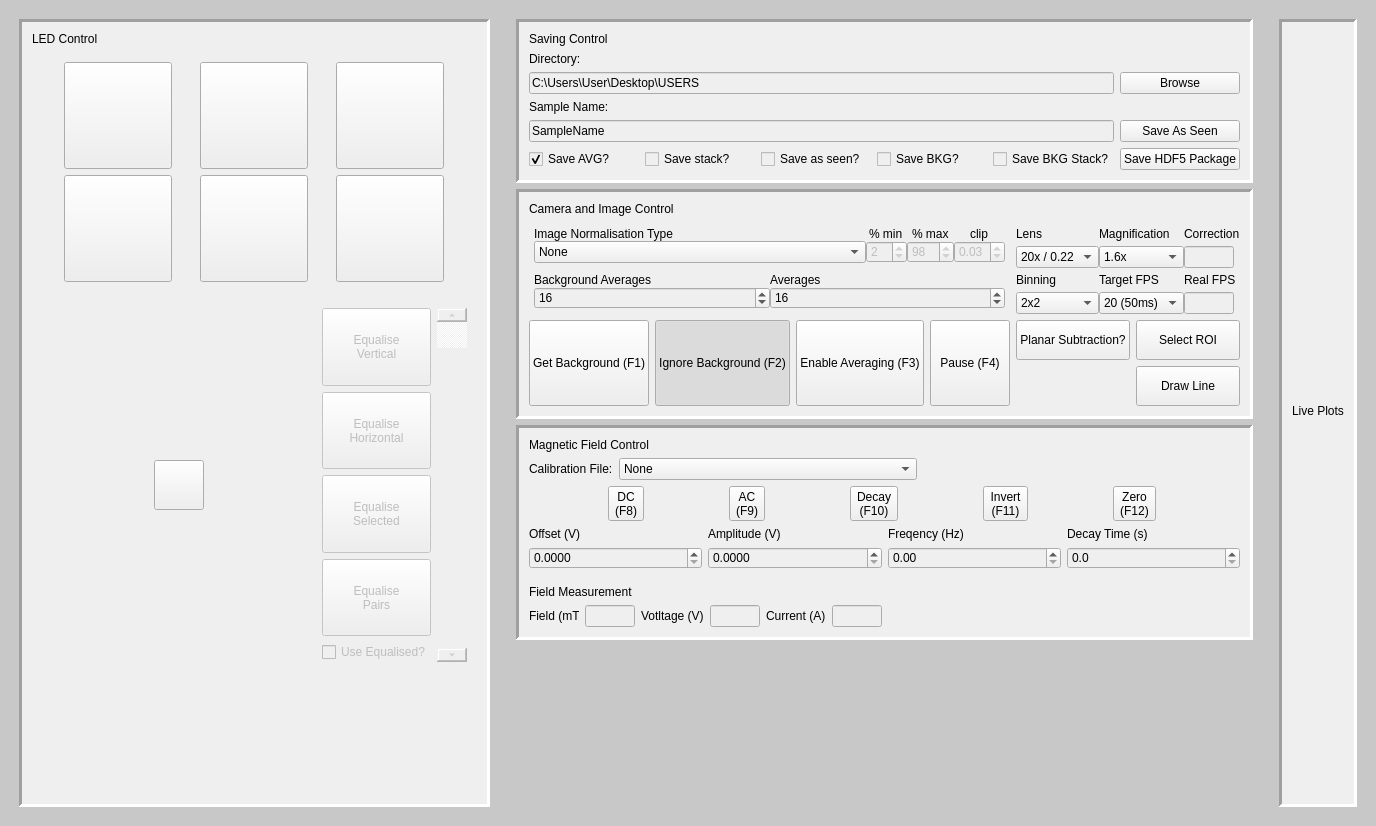
Qt form res/ArtieLab.ui (artiepoole/SpintronicsMOKE) before a commit.
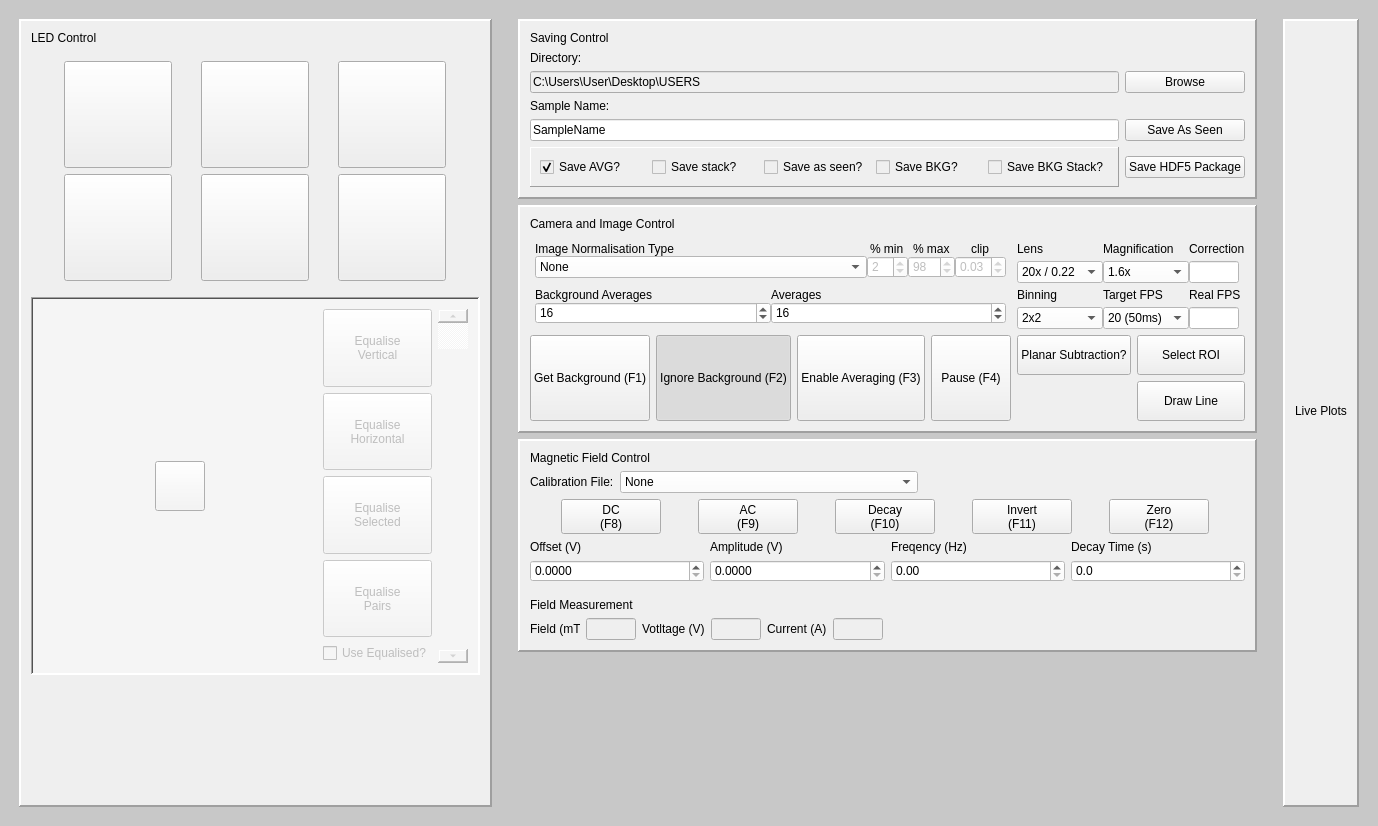
The same form after that commit. Icons and pictures are not drawn.

What changed in the file:
```diff
--- a/res/ArtieLab.ui
+++ b/res/ArtieLab.ui
@@ -6,7 +6,7 @@
    <rect>
     <x>0</x>
     <y>0</y>
-    <width>1368</width>
+    <width>1378</width>
     <height>826</height>
    </rect>
   </property>
@@ -47,10 +47,10 @@
          <enum>QFrame::Panel</enum>
         </property>
         <property name="frameShadow">
-         <enum>QFrame::Sunken</enum>
+         <enum>QFrame::Raised</enum>
         </property>
         <property name="lineWidth">
-         <number>3</number>
+         <number>2</number>
         </property>
         <layout class="QGridLayout" name="LEDCONTROL" rowstretch="1,0,0,0,0">
          <property name="leftMargin">
@@ -259,7 +259,33 @@
            </property>
           </spacer>
          </item>
+         <item row="0" column="0">
+          <widget class="QLabel" name="label_15">
+           <property name="sizePolicy">
+            <sizepolicy hsizetype="Fixed" vsizetype="Fixed">
+             <horstretch>0</horstretch>
+             <verstretch>0</verstretch>
+            </sizepolicy>
+           </property>
+           <property name="text">
+            <string>LED Control</string>
+           </property>
+          </widget>
+         </item>
          <item row="3" column="0">
+          <widget class="QFrame" name="BUTTONFRAME">
+           <property name="styleSheet">
+            <string notr="true">background-color: rgb(245,245,245)</string>
+           </property>
+           <property name="frameShape">
+            <enum>QFrame::WinPanel</enum>
+           </property>
+           <property name="frameShadow">
+            <enum>QFrame::Sunken</enum>
+           </property>
+           <property name="lineWidth">
+            <number>2</number>
+           </property>
           <layout class="QHBoxLayout" name="LEDSELECTORLAYOUT">
            <property name="leftMargin">
             <number>10</number>
@@ -816,18 +842,6 @@
             </widget>
            </item>
           </layout>
-         </item>
-         <item row="0" column="0">
-          <widget class="QLabel" name="label_15">
-           <property name="sizePolicy">
-            <sizepolicy hsizetype="Fixed" vsizetype="Fixed">
-             <horstretch>0</horstretch>
-             <verstretch>0</verstretch>
-            </sizepolicy>
-           </property>
-           <property name="text">
-            <string>LED Control</string>
-           </property>
           </widget>
          </item>
         </layout>
@@ -858,10 +872,10 @@
          <enum>QFrame::Panel</enum>
         </property>
         <property name="frameShadow">
-         <enum>QFrame::Sunken</enum>
+         <enum>QFrame::Raised</enum>
         </property>
         <property name="lineWidth">
-         <number>3</number>
+         <number>2</number>
         </property>
         <layout class="QGridLayout" name="FILEGRID">
          <property name="leftMargin">
@@ -892,6 +906,9 @@
          </item>
          <item row="4" column="0">
           <widget class="QLineEdit" name="line_prefix">
+           <property name="styleSheet">
+            <string notr="true">background-color: rgb(255,255,255)</string>
+           </property>
            <property name="text">
             <string>SampleName</string>
            </property>
@@ -912,9 +929,52 @@
            <property name="text">
             <string>Browse</string>
            </property>
+           <property name="icon">
+            <iconset>
+             <normaloff>icons/Folder.png</normaloff>icons/Folder.png</iconset>
+           </property>
+          </widget>
+         </item>
+         <item row="4" column="1">
+          <widget class="QPushButton" name="button_save_single">
+           <property name="text">
+            <string>Save As Seen</string>
+           </property>
+           <property name="icon">
+            <iconset>
+             <normaloff>icons/saveicon.png</normaloff>icons/saveicon.png</iconset>
+           </property>
+          </widget>
+         </item>
+         <item row="5" column="1">
+          <widget class="QPushButton" name="button_save_package">
+           <property name="text">
+            <string>Save HDF5 Package</string>
+           </property>
+           <property name="icon">
+            <iconset>
+             <normaloff>icons/saveicon.png</normaloff>icons/saveicon.png</iconset>
+           </property>
+          </widget>
+         </item>
+         <item row="0" column="0">
+          <widget class="QLabel" name="label_12">
+           <property name="text">
+            <string>Saving Control</string>
+           </property>
           </widget>
          </item>
          <item row="5" column="0">
+          <widget class="QFrame" name="">
+           <property name="frameShape">
+            <enum>QFrame::Panel</enum>
+           </property>
+           <property name="frameShadow">
+            <enum>QFrame::Raised</enum>
+           </property>
+           <property name="lineWidth">
+            <number>1</number>
+           </property>
           <layout class="QHBoxLayout" name="horizontalLayout_2">
            <item>
             <widget class="QCheckBox" name="check_save_avg">
@@ -955,26 +1015,6 @@
             </widget>
            </item>
           </layout>
-         </item>
-         <item row="4" column="1">
-          <widget class="QPushButton" name="button_save_single">
-           <property name="text">
-            <string>Save As Seen</string>
-           </property>
-          </widget>
-         </item>
-         <item row="5" column="1">
-          <widget class="QPushButton" name="button_save_package">
-           <property name="text">
-            <string>Save HDF5 Package</string>
-           </property>
-          </widget>
-         </item>
-         <item row="0" column="0">
-          <widget class="QLabel" name="label_12">
-           <property name="text">
-            <string>Saving Control</string>
-           </property>
           </widget>
          </item>
         </layout>
@@ -989,10 +1029,10 @@
          <enum>QFrame::Panel</enum>
         </property>
         <property name="frameShadow">
-         <enum>QFrame::Sunken</enum>
+         <enum>QFrame::Raised</enum>
         </property>
         <property name="lineWidth">
-         <number>3</number>
+         <number>2</number>
         </property>
         <layout class="QGridLayout" name="CAMERAPARENTGRID">
          <property name="leftMargin">
@@ -1180,6 +1220,9 @@
              </property>
              <item row="1" column="1">
               <widget class="QSpinBox" name="spin_foreground_averages">
+               <property name="styleSheet">
+                <string notr="true">background-color: rgb(255,255,255)</string>
+               </property>
                <property name="minimum">
                 <number>1</number>
                </property>
@@ -1203,6 +1246,9 @@
              </item>
              <item row="1" column="0">
               <widget class="QSpinBox" name="spin_background_averages">
+               <property name="styleSheet">
+                <string notr="true">QWidget{background-color: rgb(255,255,255)}</string>
+               </property>
                <property name="minimum">
                 <number>1</number>
                </property>
@@ -1240,7 +1286,9 @@
              <item row="1" column="0">
               <widget class="QComboBox" name="combo_normalisation_selector">
                <property name="styleSheet">
-                <string notr="true">QComboBox{color: rgb(0,0,0)}</string>
+                <string notr="true">QComboBox{color: rgb(0,0,0)}
+
+QWidget{background-color: rgb(255,255,255)}</string>
                </property>
                <property name="currentText">
                 <string>None</string>
@@ -1281,6 +1329,9 @@
                  <verstretch>0</verstretch>
                 </sizepolicy>
                </property>
+               <property name="styleSheet">
+                <string notr="true">background-color: rgb(255,255,255)</string>
+               </property>
                <property name="value">
                 <number>2</number>
                </property>
@@ -1297,6 +1348,9 @@
                  <verstretch>0</verstretch>
                 </sizepolicy>
                </property>
+               <property name="styleSheet">
+                <string notr="true">background-color: rgb(255,255,255)</string>
+               </property>
                <property name="minimum">
                 <number>1</number>
                </property>
@@ -1319,6 +1373,9 @@
                  <verstretch>0</verstretch>
                 </sizepolicy>
                </property>
+               <property name="styleSheet">
+                <string notr="true">background-color: rgb(255,255,255)</string>
+               </property>
                <property name="maximum">
                 <double>1.000000000000000</double>
                </property>
@@ -1390,7 +1447,9 @@
              <item row="1" column="1">
               <widget class="QComboBox" name="combo_magnification">
                <property name="styleSheet">
-                <string notr="true">QComboBox{color: rgb(0,0,0)}</string>
+                <string notr="true">QComboBox{color: rgb(0,0,0)}
+
+QWidget{background-color: rgb(255,255,255)}</string>
                </property>
                <item>
                 <property name="text">
@@ -1438,7 +1497,9 @@
              <item row="1" column="0">
               <widget class="QComboBox" name="combo_lens">
                <property name="styleSheet">
-                <string notr="true">QComboBox{color: rgb(0,0,0)}</string>
+                <string notr="true">QComboBox{color: rgb(0,0,0)}
+
+QWidget{background-color: rgb(255,255,255)}</string>
                </property>
                <item>
                 <property name="text">
@@ -1500,6 +1561,9 @@
                  <height>16777215</height>
                 </size>
                </property>
+               <property name="styleSheet">
+                <string notr="true">background-color: rgb(255,255,255)</string>
+               </property>
               </widget>
              </item>
              <item row="2" column="0">
@@ -1518,7 +1582,9 @@
              <item row="3" column="0">
               <widget class="QComboBox" name="combo_binning">
                <property name="styleSheet">
-                <string notr="true">QComboBox{color: rgb(0,0,0)}</string>
+                <string notr="true">QComboBox{color: rgb(0,0,0)}
+
+QWidget{background-color: rgb(255,255,255)}</string>
                </property>
                <property name="currentIndex">
                 <number>1</number>
@@ -1556,7 +1622,9 @@
              <item row="3" column="1">
               <widget class="QComboBox" name="combo_targetfps">
                <property name="styleSheet">
-                <string notr="true">QComboBox{color: rgb(0,0,0)}</string>
+                <string notr="true">QComboBox{color: rgb(0,0,0)}
+
+QWidget{background-color: rgb(255,255,255)}</string>
                </property>
                <item>
                 <property name="text">
@@ -1603,6 +1671,9 @@
                  <height>16777215</height>
                 </size>
                </property>
+               <property name="styleSheet">
+                <string notr="true">background-color: rgb(255,255,255)</string>
+               </property>
                <property name="readOnly">
                 <bool>true</bool>
                </property>
@@ -1674,10 +1745,10 @@
          <enum>QFrame::Panel</enum>
         </property>
         <property name="frameShadow">
-         <enum>QFrame::Sunken</enum>
+         <enum>QFrame::Raised</enum>
         </property>
         <property name="lineWidth">
-         <number>3</number>
+         <number>2</number>
         </property>
         <layout class="QGridLayout" name="MAGNETICFIELDOUTERLAYOUT">
          <property name="leftMargin">
@@ -1701,6 +1772,12 @@
             <layout class="QHBoxLayout" name="MAGBUTTONHORZ">
              <item>
               <widget class="QToolButton" name="toolButton">
+               <property name="minimumSize">
+                <size>
+                 <width>100</width>
+                 <height>0</height>
+                </size>
+               </property>
                <property name="text">
                 <string>DC
 (F8)</string>
@@ -1709,6 +1786,12 @@
              </item>
              <item>
               <widget class="QToolButton" name="toolButton_2">
+               <property name="minimumSize">
+                <size>
+                 <width>100</width>
+                 <height>0</height>
+                </size>
+               </property>
                <property name="text">
                 <string>AC
 (F9)</string>
@@ -1717,6 +1800,12 @@
              </item>
              <item>
               <widget class="QToolButton" name="toolButton_3">
+               <property name="minimumSize">
+                <size>
+                 <width>100</width>
+                 <height>0</height>
+                </size>
+               </property>
                <property name="text">
                 <string>Decay
 (F10)</string>
@@ -1725,6 +1814,12 @@
              </item>
              <item>
               <widget class="QToolButton" name="toolButton_5">
+               <property name="minimumSize">
+                <size>
+                 <width>100</width>
+                 <height>0</height>
+                </size>
+               </property>
                <property name="text">
                 <string>Invert
 (F11)</string>
@@ -1733,6 +1828,12 @@
              </item>
              <item>
               <widget class="QToolButton" name="toolButton_4">
+               <property name="minimumSize">
+                <size>
+                 <width>100</width>
+                 <height>0</height>
+                </size>
+               </property>
                <property name="text">
                 <string>Zero
 (F12)</string>
@@ -1745,6 +1846,9 @@
             <layout class="QGridLayout" name="MAGSPINFORM">
              <item row="1" column="0">
               <widget class="QDoubleSpinBox" name="spin_mag_offset">
+               <property name="styleSheet">
+                <string notr="true">QWidget{background-color: rgb(255,255,255)}</string>
+               </property>
                <property name="decimals">
                 <number>4</number>
                </property>
@@ -1758,6 +1862,9 @@
              </item>
              <item row="1" column="2">
               <widget class="QDoubleSpinBox" name="spin_mag_Freq">
+               <property name="styleSheet">
+                <string notr="true">QWidget{background-color: rgb(255,255,255)}</string>
+               </property>
                <property name="decimals">
                 <number>2</number>
                </property>
@@ -1771,6 +1878,9 @@
              </item>
              <item row="1" column="1">
               <widget class="QDoubleSpinBox" name="spin_mag_amplitude">
+               <property name="styleSheet">
+                <string notr="true">QWidget{background-color: rgb(255,255,255)}</string>
+               </property>
                <property name="decimals">
                 <number>4</number>
                </property>
@@ -1782,16 +1892,6 @@
                </property>
               </widget>
              </item>
-             <item row="1" column="3">
-              <widget class="QDoubleSpinBox" name="spin_mag_decay">
-               <property name="decimals">
-                <number>1</number>
-               </property>
-               <property name="maximum">
-                <double>1000.000000000000000</double>
-               </property>
-              </widget>
-             </item>
              <item row="0" column="0">
               <widget class="QLabel" name="label_3">
                <property name="text">
@@ -1799,6 +1899,19 @@
                </property>
               </widget>
              </item>
+             <item row="1" column="3">
+              <widget class="QDoubleSpinBox" name="spin_mag_decay">
+               <property name="styleSheet">
+                <string notr="true">QWidget{background-color: rgb(255,255,255)}</string>
+               </property>
+               <property name="decimals">
+                <number>1</number>
+               </property>
+               <property name="maximum">
+                <double>1000.000000000000000</double>
+               </property>
+              </widget>
+             </item>
              <item row="0" column="1">
               <widget class="QLabel" name="label_4">
                <property name="text">
@@ -1860,7 +1973,9 @@
               </size>
              </property>
              <property name="styleSheet">
-              <string notr="true">QComboBox{color: rgb(0,0,0)}</string>
+              <string notr="true">QComboBox{color: rgb(0,0,0)}
+
+QWidget{background-color: rgb(255,255,255)}</string>
              </property>
              <item>
               <property name="text">
@@ -1986,6 +2101,12 @@
                  <height>16777215</height>
                 </size>
                </property>
+               <property name="baseSize">
+                <size>
+                 <width>0</width>
+                 <height>5</height>
+                </size>
+               </property>
                <property name="readOnly">
                 <bool>true</bool>
                </property>
@@ -2012,6 +2133,12 @@
                  <height>16777215</height>
                 </size>
                </property>
+               <property name="baseSize">
+                <size>
+                 <width>0</width>
+                 <height>5</height>
+                </size>
+               </property>
                <property name="readOnly">
                 <bool>true</bool>
                </property>
@@ -2038,6 +2165,12 @@
                  <height>16777215</height>
                 </size>
                </property>
+               <property name="baseSize">
+                <size>
+                 <width>0</width>
+                 <height>5</height>
+                </size>
+               </property>
                <property name="readOnly">
                 <bool>true</bool>
                </property>
@@ -2101,10 +2234,10 @@
          <enum>QFrame::Panel</enum>
         </property>
         <property name="frameShadow">
-         <enum>QFrame::Sunken</enum>
+         <enum>QFrame::Raised</enum>
         </property>
         <property name="lineWidth">
-         <number>3</number>
+         <number>2</number>
         </property>
         <layout class="QGridLayout" name="PLOTGRID">
          <property name="sizeConstraint">
```
Lines whose indentation alone changed are shown as unchanged.
